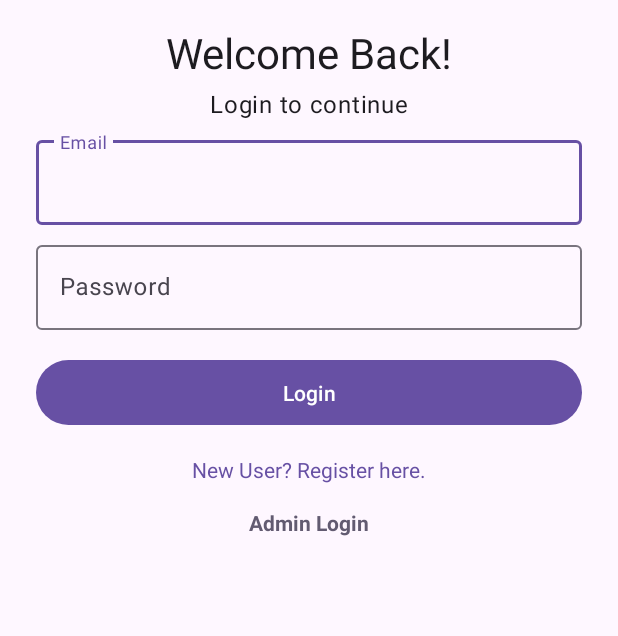
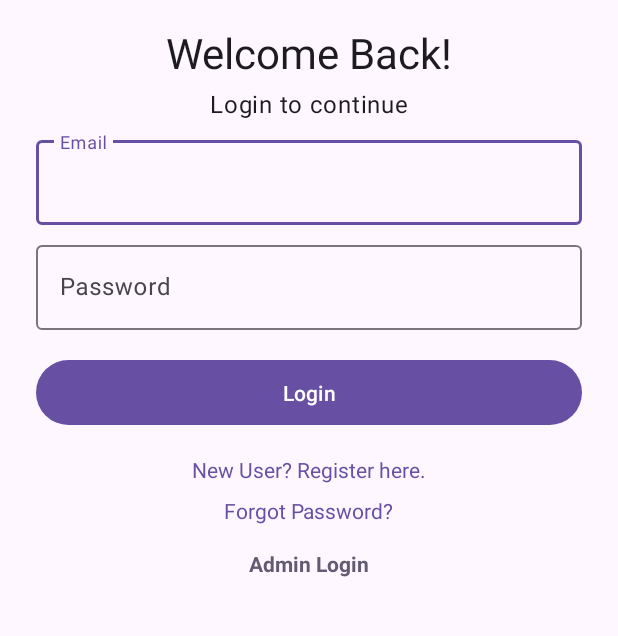
Before and after one commit to adish450/LaundryPro, an Android app: the AuthActivity screen opened directly, with no data from a screen before it, on a phone screen of 412 x 824 dp, the part 234-870 px from its top. Run offline under Robolectric (Android 15) with nearby library versions, the phone set to English and light mode, and no system bars; network calls fail.

Commit message:
implement forgot password functionality

```diff
--- a/app/src/main/java/com/dhobikart/app/AuthActivity.kt
+++ b/app/src/main/java/com/dhobikart/app/AuthActivity.kt
@@ -2,6 +2,7 @@ package com.dhobikart.app
 
 import android.content.Intent
 import android.os.Bundle
+import android.os.CountDownTimer
 import android.view.View
 import android.widget.Toast
 import androidx.activity.viewModels
@@ -17,6 +18,8 @@ class AuthActivity : AppCompatActivity() {
     private val viewModel: LaundryViewModel by viewModels()
     private var isLoginMode = true
     private var isForgotPasswordMode = false
+    private var otpCountDownTimer: CountDownTimer? = null
+    private var forgotPasswordStep = 1 // 1 for entering email, 2 for entering OTP/password
 
     override fun onCreate(savedInstanceState: Bundle?) {
         super.onCreate(savedInstanceState)
@@ -32,47 +35,82 @@ class AuthActivity : AppCompatActivity() {
         binding.textSwitchMode.setOnClickListener {
             isLoginMode = !isLoginMode
             isForgotPasswordMode = false
+            forgotPasswordStep = 1
             updateUiForMode()
         }
 
         binding.textForgotPassword.setOnClickListener {
             isForgotPasswordMode = true
+            isLoginMode = false
+            forgotPasswordStep = 1
             updateUiForMode()
         }
 
-        // Add a click listener for the new admin login text.
         binding.textAdminLogin.setOnClickListener {
             startActivity(Intent(this, AdminAuthActivity::class.java))
         }
 
+        binding.btnSendOtp.setOnClickListener {
+            handleRequestOtp()
+        }
+
+        binding.btnResendOtp.setOnClickListener {
+            handleRequestOtp()
+        }
+
+        binding.btnResetPassword.setOnClickListener {
+            handleResetPassword()
+        }
+
         binding.btnAction.setOnClickListener {
-            if (isForgotPasswordMode) {
-                if (binding.layoutOtp.visibility == View.VISIBLE) {
-                    handleResetPassword()
-                } else {
-                    handleForgotPassword()
-                }
-            } else if (isLoginMode) {
+            if (isLoginMode) {
                 handleLogin()
-            } else {
+            } else { // Register mode
                 handleRegister()
             }
         }
     }
 
-    // ... rest of the AuthActivity.kt file
     private fun updateUiForMode() {
+        otpCountDownTimer?.cancel()
+        binding.btnResendOtp.isEnabled = true
+        binding.btnResendOtp.text = "Resend OTP"
+
+        // Reset hints to default
+        binding.layoutPassword.hint = "Password"
+
         if (isForgotPasswordMode) {
+            if (forgotPasswordStep == 1) {
+                // Step 1: Enter email to request OTP
                 binding.textTitle.text = "Forgot Password"
-            binding.textSubtitle.text = "Enter your email to reset your password"
+                binding.textSubtitle.text = "Enter your email to get an OTP"
                 binding.layoutName.visibility = View.GONE
                 binding.layoutPhone.visibility = View.GONE
                 binding.layoutPassword.visibility = View.GONE
                 binding.layoutConfirmPassword.visibility = View.GONE
                 binding.layoutOtp.visibility = View.GONE
-            binding.btnAction.text = "Send OTP"
-            binding.textSwitchMode.text = "Remembered your password? Login."
+                binding.btnAction.visibility = View.GONE
+                binding.btnSendOtp.visibility = View.VISIBLE
+                binding.resetFlowButtonsContainer.visibility = View.GONE
+                binding.textSwitchMode.text = "Back to Login"
                 binding.textForgotPassword.visibility = View.GONE
+            } else { // Step 2: Enter OTP and new password
+                binding.textTitle.text = "Reset Password"
+                binding.textSubtitle.text = "Enter the OTP and your new password"
+                binding.layoutName.visibility = View.GONE
+                binding.layoutPhone.visibility = View.GONE
+                binding.layoutOtp.visibility = View.VISIBLE
+                binding.layoutPassword.visibility = View.VISIBLE
+                binding.layoutPassword.hint = "New Password"
+                binding.etPassword.text?.clear()
+                binding.layoutConfirmPassword.visibility = View.VISIBLE
+                binding.etConfirmPassword.text?.clear()
+                binding.btnAction.visibility = View.GONE
+                binding.btnSendOtp.visibility = View.GONE
+                binding.resetFlowButtonsContainer.visibility = View.VISIBLE
+                binding.textSwitchMode.text = "Back to Login"
+                binding.textForgotPassword.visibility = View.GONE
+            }
         } else if (isLoginMode) {
             binding.textTitle.text = "Welcome Back!"
             binding.textSubtitle.text = "Login to continue"
@@ -81,10 +119,13 @@ class AuthActivity : AppCompatActivity() {
             binding.layoutPassword.visibility = View.VISIBLE
             binding.layoutConfirmPassword.visibility = View.GONE
             binding.layoutOtp.visibility = View.GONE
+            binding.btnAction.visibility = View.VISIBLE
+            binding.btnSendOtp.visibility = View.GONE
+            binding.resetFlowButtonsContainer.visibility = View.GONE
             binding.btnAction.text = "Login"
             binding.textSwitchMode.text = "New User? Register here."
-            binding.textForgotPassword.visibility = View.GONE
-        } else {
+            binding.textForgotPassword.visibility = View.VISIBLE
+        } else { // Register Mode
             binding.textTitle.text = "Create an Account"
             binding.textSubtitle.text = "Sign up to get started"
             binding.layoutName.visibility = View.VISIBLE
@@ -92,6 +133,9 @@ class AuthActivity : AppCompatActivity() {
             binding.layoutPassword.visibility = View.VISIBLE
             binding.layoutConfirmPassword.visibility = View.VISIBLE
             binding.layoutOtp.visibility = View.GONE
+            binding.btnAction.visibility = View.VISIBLE
+            binding.btnSendOtp.visibility = View.GONE
+            binding.resetFlowButtonsContainer.visibility = View.GONE
             binding.btnAction.text = "Register"
             binding.textSwitchMode.text = "Already have an account? Login."
             binding.textForgotPassword.visibility = View.GONE
@@ -127,29 +171,30 @@ class AuthActivity : AppCompatActivity() {
         viewModel.register(name, email, password, phone)
     }
 
-    private fun handleForgotPassword() {
+    private fun handleRequestOtp() {
         val email = binding.etEmail.text.toString().trim()
-
         if (email.isEmpty()) {
             Toast.makeText(this, "Please enter your email", Toast.LENGTH_SHORT).show()
             return
         }
-        // TODO: forgot password
-        //viewModel.forgotPassword(email)
+        viewModel.requestOtp(email)
     }
 
     private fun handleResetPassword() {
         val email = binding.etEmail.text.toString().trim()
         val otp = binding.etOtp.text.toString().trim()
         val newPassword = binding.etPassword.text.toString().trim()
+        val confirmPassword = binding.etConfirmPassword.text.toString().trim()
 
-        if (email.isEmpty() || otp.isEmpty() || newPassword.isEmpty()) {
+        if (otp.isEmpty() || newPassword.isEmpty() || confirmPassword.isEmpty()) {
             Toast.makeText(this, "Please fill all fields", Toast.LENGTH_SHORT).show()
             return
         }
-
-        // TODO: forgot password
-        //viewModel.resetPassword(email, otp, newPassword)
+        if (newPassword != confirmPassword) {
+            Toast.makeText(this, "Passwords do not match", Toast.LENGTH_SHORT).show()
+            return
+        }
+        viewModel.resetPassword(email, otp, newPassword)
     }
 
     private fun observeViewModel() {
@@ -158,7 +203,7 @@ class AuthActivity : AppCompatActivity() {
                 is LoginResult.Loading -> showLoading(true)
                 is LoginResult.Success -> {
                     showLoading(false)
-                    //Toast.makeText(this, "Login Successful!", Toast.LENGTH_SHORT).show()
+                    Toast.makeText(this, "Login Successful!", Toast.LENGTH_SHORT).show()
                     setResult(RESULT_OK)
                     finish()
                 }
@@ -187,36 +232,57 @@ class AuthActivity : AppCompatActivity() {
             }
         }
 
-        // TODO: forgot password
-        /*viewModel.forgotPasswordOtpSent.observe(this) { otpSent ->
+        viewModel.forgotPasswordOtpSent.observe(this) { otpSent ->
             if (otpSent) {
-                binding.layoutOtp.visibility = View.VISIBLE
-                binding.layoutPassword.visibility = View.VISIBLE
-                binding.etPassword.hint = "New Password"
-                binding.btnAction.text = "Reset Password"
                 Toast.makeText(this, "OTP sent to your email", Toast.LENGTH_SHORT).show()
+                forgotPasswordStep = 2
+                updateUiForMode()
+                startOtpTimer()
             }
-        }*/
+        }
 
-        /*viewModel.passwordResetSuccessful.observe(this) { resetSuccessful ->
-            if (resetSuccessful) {
+        viewModel.passwordResetSuccessful.observe(this) { success ->
+            if (success) {
+                Toast.makeText(this, "Password reset successfully!", Toast.LENGTH_SHORT).show()
                 isForgotPasswordMode = false
                 isLoginMode = true
                 updateUiForMode()
-                Toast.makeText(this, "Password reset successfully", Toast.LENGTH_SHORT).show()
             }
-        }*/
+        }
 
-        /*viewModel.error.observe(this) { error ->
+        viewModel.error.observe(this) { error ->
             if (error != null) {
-                showLoading(false)
                 Toast.makeText(this, error, Toast.LENGTH_LONG).show()
             }
-        }*/
+        }
+    }
+
+    private fun startOtpTimer() {
+        binding.btnResendOtp.isEnabled = false
+        otpCountDownTimer = object : CountDownTimer(60000, 1000) {
+            override fun onTick(millisUntilFinished: Long) {
+                binding.btnResendOtp.text = "Resend OTP in ${millisUntilFinished / 1000}s"
+            }
+
+            override fun onFinish() {
+                binding.btnResendOtp.isEnabled = true
+                binding.btnResendOtp.text = "Resend OTP"
+            }
+        }.start()
     }
 
     private fun showLoading(isLoading: Boolean) {
         binding.progressBar.visibility = if (isLoading) View.VISIBLE else View.GONE
-        binding.btnAction.isEnabled = !isLoading
+        val buttonsEnabled = !isLoading
+        binding.btnAction.isEnabled = buttonsEnabled
+        binding.btnSendOtp.isEnabled = buttonsEnabled
+        binding.btnResetPassword.isEnabled = buttonsEnabled
+        // Only enable resend if the timer is not active
+        binding.btnResendOtp.isEnabled = buttonsEnabled && (otpCountDownTimer == null || !binding.btnResendOtp.text.contains("Resend OTP in"))
+    }
+
+    override fun onDestroy() {
+        super.onDestroy()
+        otpCountDownTimer?.cancel()
     }
 }
--- a/app/src/main/java/com/dhobikart/app/data/ApiService.kt
+++ b/app/src/main/java/com/dhobikart/app/data/ApiService.kt
@@ -15,6 +15,14 @@ interface ApiService {
 
     @POST("api/auth/register")
     suspend fun register(@Body request: RegisterRequest): Response<RegisterResponse>
+
+    // Endpoint to request a password reset OTP
+    @POST("api/auth/requestotp")
+    suspend fun requestOtp(@Body request: ForgotPasswordRequest): Response<Unit>
+
+    // Endpoint to reset the password with an OTP
+    @POST("api/auth/resetpassword")
+    suspend fun resetPassword(@Body request: ResetPasswordRequest): Response<Unit>
 
     @GET("api/service/allservices")
     suspend fun getServices(): Response<ServiceResponse>
--- /dev/null
+++ b/app/src/main/java/com/dhobikart/app/models/ForgotPasswordRequest.kt
@@ -0,0 +1,5 @@
+package com.dhobikart.app.models
+
+data class ForgotPasswordRequest(
+    val email: String
+)
--- a/app/src/main/java/com/dhobikart/app/viewmodels/LaundryViewModel.kt
+++ b/app/src/main/java/com/dhobikart/app/viewmodels/LaundryViewModel.kt
@@ -141,13 +141,13 @@ class LaundryViewModel : ViewModel() {
         }
     }
 
-    /*fun forgotPassword(email: String) {
+    fun requestOtp(email: String) {
         viewModelScope.launch {
             try {
-                repository.forgotPassword(email)
-                forgotPasswordOtpSent.value = true
+                repository.requestOtp(email)
+                forgotPasswordOtpSent.postValue(true)
             } catch (e: Exception) {
-                error.value = e.message ?: "An unknown error occurred"
+                error.postValue(e.message)
             }
         }
     }
@@ -156,12 +156,12 @@ class LaundryViewModel : ViewModel() {
         viewModelScope.launch {
             try {
                 repository.resetPassword(email, otp, newPassword)
-                passwordResetSuccessful.value = true
+                passwordResetSuccessful.postValue(true)
             } catch (e: Exception) {
-                error.value = e.message ?: "An unknown error occurred"
+                error.postValue(e.message)
             }
         }
-    }*/
+    }
 
     fun addToCart(serviceCloth: ServiceCloth, serviceId: String) {
         CartManager.addToCart(serviceCloth, serviceId)
--- a/app/src/main/res/layout/activity_auth.xml
+++ b/app/src/main/res/layout/activity_auth.xml
@@ -1,5 +1,4 @@
 <?xml version="1.0" encoding="utf-8"?>
-<!-- **THE FIX 1:** Use CoordinatorLayout as the root to correctly handle window insets. -->
 <androidx.coordinatorlayout.widget.CoordinatorLayout xmlns:android="http://schemas.android.com/apk/res/android"
     xmlns:app="http://schemas.android.com/apk/res-auto"
     xmlns:tools="http://schemas.android.com/tools"
@@ -18,6 +17,7 @@
             android:layout_height="wrap_content"
             android:padding="24dp">
 
+            <!-- Logo, Title, Subtitle -->
             <ImageView
                 android:id="@+id/logo"
                 android:layout_width="100dp"
@@ -51,6 +51,7 @@
                 app:layout_constraintStart_toStartOf="parent"
                 app:layout_constraintEnd_toEndOf="parent" />
 
+            <!-- Input Fields -->
             <com.google.android.material.textfield.TextInputLayout
                 android:id="@+id/layout_name"
                 style="@style/Widget.Material3.TextInputLayout.OutlinedBox"
@@ -107,13 +108,32 @@
             </com.google.android.material.textfield.TextInputLayout>
 
             <com.google.android.material.textfield.TextInputLayout
+                android:id="@+id/layout_otp"
+                style="@style/Widget.Material3.TextInputLayout.OutlinedBox"
+                android:layout_width="0dp"
+                android:layout_height="wrap_content"
+                android:layout_marginTop="8dp"
+                android:hint="OTP"
+                android:visibility="gone"
+                app:layout_constraintTop_toBottomOf="@id/layout_phone"
+                app:layout_constraintStart_toStartOf="parent"
+                app:layout_constraintEnd_toEndOf="parent"
+                tools:visibility="visible">
+                <com.google.android.material.textfield.TextInputEditText
+                    android:id="@+id/et_otp"
+                    android:layout_width="match_parent"
+                    android:layout_height="wrap_content"
+                    android:inputType="number" />
+            </com.google.android.material.textfield.TextInputLayout>
+
+            <com.google.android.material.textfield.TextInputLayout
                 android:id="@+id/layout_password"
                 style="@style/Widget.Material3.TextInputLayout.OutlinedBox"
                 android:layout_width="0dp"
                 android:layout_height="wrap_content"
                 android:layout_marginTop="8dp"
                 android:hint="Password"
-                app:layout_constraintTop_toBottomOf="@id/layout_phone"
+                app:layout_constraintTop_toBottomOf="@id/layout_otp"
                 app:layout_constraintStart_toStartOf="parent"
                 app:layout_constraintEnd_toEndOf="parent">
                 <com.google.android.material.textfield.TextInputEditText
@@ -142,54 +162,74 @@
                     android:inputType="textPassword" />
             </com.google.android.material.textfield.TextInputLayout>
 
-            <com.google.android.material.textfield.TextInputLayout
-                android:id="@+id/layout_otp"
-                style="@style/Widget.Material3.TextInputLayout.OutlinedBox"
-                android:layout_width="0dp"
-                android:layout_height="wrap_content"
-                android:layout_marginTop="8dp"
-                android:hint="OTP"
-                android:visibility="gone"
-                app:layout_constraintTop_toBottomOf="@id/layout_confirm_password"
-                app:layout_constraintStart_toStartOf="parent"
-                app:layout_constraintEnd_toEndOf="parent"
-                tools:visibility="visible">
-                <com.google.android.material.textfield.TextInputEditText
-                    android:id="@+id/et_otp"
-                    android:layout_width="match_parent"
-                    android:layout_height="wrap_content"
-                    android:inputType="number" />
-            </com.google.android.material.textfield.TextInputLayout>
-
             <ProgressBar
                 android:id="@+id/progress_bar"
                 android:layout_width="wrap_content"
                 android:layout_height="wrap_content"
                 android:layout_marginTop="16dp"
                 android:visibility="gone"
-                app:layout_constraintTop_toBottomOf="@id/layout_otp"
+                app:layout_constraintTop_toBottomOf="@id/layout_confirm_password"
                 app:layout_constraintStart_toStartOf="parent"
                 app:layout_constraintEnd_toEndOf="parent"
                 tools:visibility="visible"/>
 
-            <com.google.android.material.button.MaterialButton
-                android:id="@+id/btn_action"
+            <FrameLayout
+                android:id="@+id/action_buttons_container"
                 android:layout_width="0dp"
                 android:layout_height="wrap_content"
-                android:padding="12dp"
-                android:text="Login"
+                android:layout_marginTop="16dp"
                 app:layout_constraintTop_toBottomOf="@id/progress_bar"
                 app:layout_constraintStart_toStartOf="parent"
-                app:layout_constraintEnd_toEndOf="parent"
-                android:layout_marginTop="16dp"/>
+                app:layout_constraintEnd_toEndOf="parent">
 
+                <com.google.android.material.button.MaterialButton
+                    android:id="@+id/btn_action"
+                    android:layout_width="match_parent"
+                    android:layout_height="wrap_content"
+                    android:padding="12dp"
+                    android:text="Login"/>
+
+                <com.google.android.material.button.MaterialButton
+                    android:id="@+id/btn_send_otp"
+                    android:layout_width="match_parent"
+                    android:layout_height="wrap_content"
+                    android:padding="12dp"
+                    android:text="Send OTP"
+                    android:visibility="gone"/>
+
+                <!-- **THE FIX:** The LinearLayout is now vertical. -->
+                <LinearLayout
+                    android:id="@+id/reset_flow_buttons_container"
+                    android:layout_width="match_parent"
+                    android:layout_height="wrap_content"
+                    android:orientation="vertical"
+                    android:visibility="gone">
+
+                    <com.google.android.material.button.MaterialButton
+                        android:id="@+id/btn_resend_otp"
+                        style="@style/Widget.Material3.Button.OutlinedButton"
+                        android:layout_width="match_parent"
+                        android:layout_height="wrap_content"
+                        android:text="Resend OTP"
+                        android:layout_marginTop="8dp"/>
+
+                    <com.google.android.material.button.MaterialButton
+                        android:id="@+id/btn_reset_password"
+                        android:layout_width="match_parent"
+                        android:layout_height="wrap_content"
+                        android:text="Reset Password"/>
+                </LinearLayout>
+
+            </FrameLayout>
+
+            <!-- Links at the bottom -->
             <LinearLayout
                 android:layout_width="wrap_content"
                 android:layout_height="wrap_content"
                 android:orientation="vertical"
                 android:gravity="center_horizontal"
                 android:layout_marginTop="16dp"
-                app:layout_constraintTop_toBottomOf="@id/btn_action"
+                app:layout_constraintTop_toBottomOf="@id/action_buttons_container"
                 app:layout_constraintStart_toStartOf="parent"
                 app:layout_constraintEnd_toEndOf="parent"
                 app:layout_constraintBottom_toBottomOf="parent"
```
Also changed, not shown: app/src/main/java/com/dhobikart/app/models/ResetPasswordRequest.kt (added, +7 -0 lines), app/src/main/java/com/dhobikart/app/repository/LaundryRepository.kt (+64 -5 lines). Lines whose indentation alone changed are shown as unchanged.
